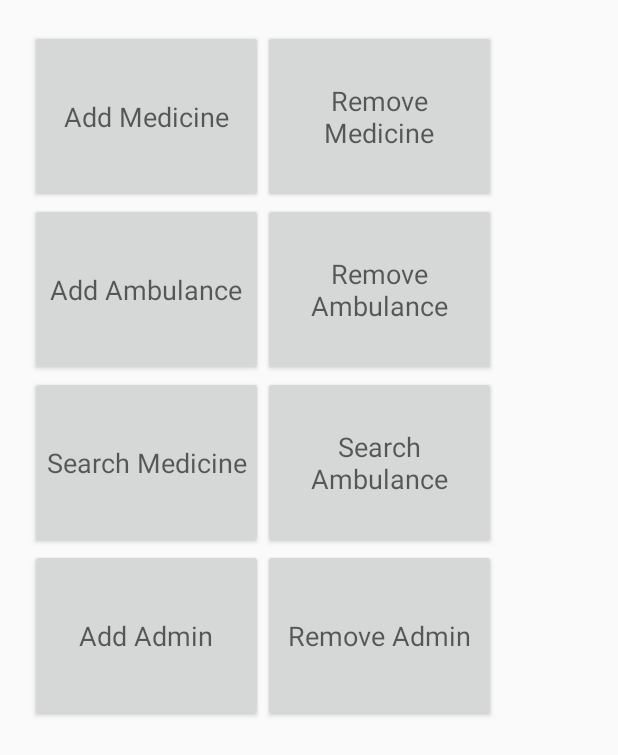
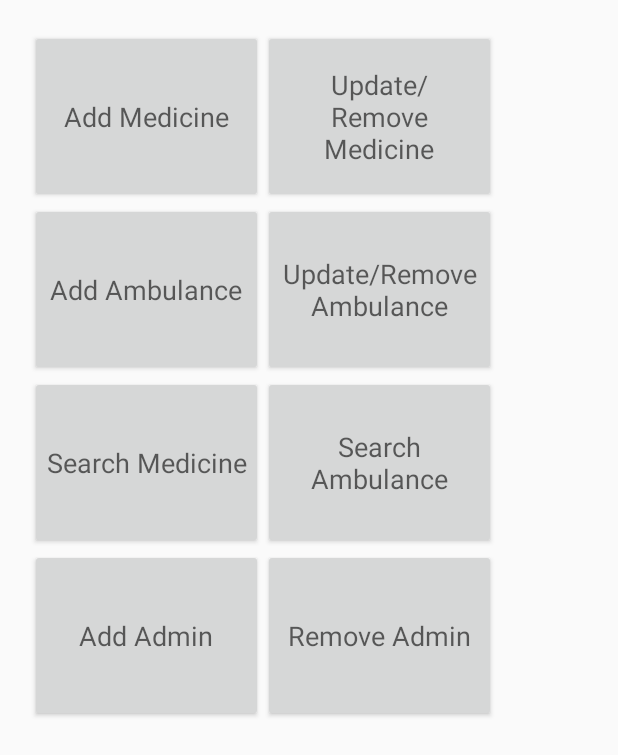
Before and after one commit to wakil026/Mediant, an Android app: the layout activity_home_admin.xml on its own in the app's theme, with its tools: preview values and no code run, on a phone screen of 412 x 824 dp. Shown: the top 755 px of the screen. Run offline under Robolectric (Android 15) with nearby library versions, the light colour scheme and no system bars.

Commit message:
Title added to the activities

```diff
--- a/app/src/main/java/com/example/mediant/AddAdminActivity.java
+++ b/app/src/main/java/com/example/mediant/AddAdminActivity.java
@@ -26,7 +26,7 @@ public class AddAdminActivity extends AppCompatActivity {
     protected void onCreate(Bundle savedInstanceState) {
         super.onCreate(savedInstanceState);
         setContentView(R.layout.activity_add_admin);
-
+        getSupportActionBar().setTitle("Add Admin");
         newAdminEmail = (EditText) findViewById(R.id.newAdminEmailId);
         addButton = (Button) findViewById(R.id.addButtonId);
 
--- a/app/src/main/java/com/example/mediant/AddAmbulanceActivity.java
+++ b/app/src/main/java/com/example/mediant/AddAmbulanceActivity.java
@@ -32,7 +32,7 @@ public class AddAmbulanceActivity extends AppCompatActivity {
     protected void onCreate(Bundle savedInstanceState) {
         super.onCreate(savedInstanceState);
         setContentView(R.layout.activity_add_ambulance);
-
+        getSupportActionBar().setTitle("Add Ambulance");
 
         enterAmbulanceinfo = findViewById(R.id.button_enter);
         ambulanceName = findViewById(R.id.editText_ambuName);
--- a/app/src/main/java/com/example/mediant/AddMedicineActivity.java
+++ b/app/src/main/java/com/example/mediant/AddMedicineActivity.java
@@ -39,7 +39,7 @@ public class AddMedicineActivity extends AppCompatActivity {
         super.onCreate(savedInstanceState);
         setContentView(R.layout.activity_add_medicine);
         setTitle("Medicine Information");
-
+        getSupportActionBar().setTitle("Add Medicine");
         collectionReference = database.collection("Medicine Information");
         brandNameEditText = findViewById(R.id.BrandNameEditTextId);
         genericEditText = findViewById(R.id.GenericEditTextId);
--- a/app/src/main/java/com/example/mediant/AllAmbulanceActivity.java
+++ b/app/src/main/java/com/example/mediant/AllAmbulanceActivity.java
@@ -29,6 +29,7 @@ public class AllAmbulanceActivity extends AppCompatActivity {
     protected void onCreate(Bundle savedInstanceState) {
         super.onCreate(savedInstanceState);
         setContentView(R.layout.activity_all_ambulance);
+        getSupportActionBar().setTitle("All Ambulance");
         mrecyclerView = findViewById(R.id.recycler_view);
         mrecyclerView.setHasFixedSize(true);
         layoutManager = new LinearLayoutManager(this);
--- a/app/src/main/java/com/example/mediant/AllMedicineActivity.java
+++ b/app/src/main/java/com/example/mediant/AllMedicineActivity.java
@@ -29,6 +29,7 @@ public class AllMedicineActivity extends AppCompatActivity {
     protected void onCreate(Bundle savedInstanceState) {
         super.onCreate(savedInstanceState);
         setContentView(R.layout.activity_all_medicine);
+        getSupportActionBar().setTitle("All Medicines");
         mrecyclerView = findViewById(R.id.recycler_view);
         mrecyclerView.setHasFixedSize(true);
         layoutManager = new LinearLayoutManager(this);
--- a/app/src/main/java/com/example/mediant/ForgotPasswordActivity.java
+++ b/app/src/main/java/com/example/mediant/ForgotPasswordActivity.java
@@ -27,7 +27,7 @@ public class ForgotPasswordActivity extends AppCompatActivity {
     protected void onCreate(Bundle savedInstanceState) {
         super.onCreate(savedInstanceState);
         setContentView(R.layout.activity_forgot_password);
-
+        getSupportActionBar().setTitle("Forgot Password");
         mAuth = FirebaseAuth.getInstance();
         resetPasswordEmail = findViewById(R.id.resetPasswordEmailId);
         resetPasswordButton = findViewById(R.id.resetPasswordId);
--- a/app/src/main/java/com/example/mediant/HomeActivity.java
+++ b/app/src/main/java/com/example/mediant/HomeActivity.java
@@ -30,6 +30,7 @@ public class HomeActivity extends AppCompatActivity {
     protected void onCreate(Bundle savedInstanceState) {
         super.onCreate(savedInstanceState);
         setContentView(R.layout.activity_home);
+        getSupportActionBar().setTitle("Home");
         allmedicine = findViewById(R.id.button_allmedicine);
         mymedicine = findViewById(R.id.button_mymedicine);
         findAmbulance = findViewById(R.id.button_findambu);
--- a/app/src/main/java/com/example/mediant/HomeAdminActivity.java
+++ b/app/src/main/java/com/example/mediant/HomeAdminActivity.java
@@ -20,7 +20,7 @@ public class HomeAdminActivity extends AppCompatActivity {
     protected void onCreate(Bundle savedInstanceState) {
         super.onCreate(savedInstanceState);
         setContentView(R.layout.activity_home_admin);
-
+        getSupportActionBar().setTitle("Admin Home");
         addMedicine = (Button) findViewById(R.id.addmedicine_button);
         removeMedicine = (Button) findViewById(R.id.removemedicine_button);
         addAmbulance = (Button) findViewById(R.id.Addambulance_button);
--- a/app/src/main/java/com/example/mediant/MedicineDetailsActivity.java
+++ b/app/src/main/java/com/example/mediant/MedicineDetailsActivity.java
@@ -32,5 +32,6 @@ public class MedicineDetailsActivity extends AppCompatActivity {
         brandName.setText(bundle.getString("brandName"));
         indications.setText(bundle.getString("indication"));
         sideEffect.setText(bundle.getString("sideEffect"));
+        getSupportActionBar().setTitle(bundle.getString("brandName"));
     }
 }
--- a/app/src/main/java/com/example/mediant/RemoveAdminActivity.java
+++ b/app/src/main/java/com/example/mediant/RemoveAdminActivity.java
@@ -26,7 +26,7 @@ public class RemoveAdminActivity extends AppCompatActivity {
     protected void onCreate(Bundle savedInstanceState) {
         super.onCreate(savedInstanceState);
         setContentView(R.layout.activity_remove_admin);
-
+        getSupportActionBar().setTitle("Remove Admin");
         removeAdminEmail = (EditText) findViewById(R.id.removeAdminEmailId);
         removeButton = (Button) findViewById(R.id.removeButtonId);
 
--- a/app/src/main/java/com/example/mediant/RemoveAmbulanceActivity.java
+++ b/app/src/main/java/com/example/mediant/RemoveAmbulanceActivity.java
@@ -17,6 +17,7 @@ public class RemoveAmbulanceActivity extends AppCompatActivity {
     protected void onCreate(Bundle savedInstanceState) {
         super.onCreate(savedInstanceState);
         setContentView(R.layout.activity_remove_ambulance);
+        getSupportActionBar().setTitle("Remove Ambulance");
         ambulanceName = findViewById(R.id.editTextAmbulanceName);
         ambulanceNameEnter = findViewById(R.id.button_enter_ambulance);
 
--- a/app/src/main/java/com/example/mediant/RemoveMedicineActivity.java
+++ b/app/src/main/java/com/example/mediant/RemoveMedicineActivity.java
@@ -15,6 +15,7 @@ public class RemoveMedicineActivity extends AppCompatActivity {
     protected void onCreate(Bundle savedInstanceState) {
         super.onCreate(savedInstanceState);
         setContentView(R.layout.activity_remove_medicine);
+        getSupportActionBar().setTitle("Remove Medicine");
         medicineName = findViewById(R.id.editTextMedicineName);
         medicineNameEnter = findViewById(R.id.button_enter_medicine);
 
--- a/app/src/main/java/com/example/mediant/UpdateAmbulanceActivity.java
+++ b/app/src/main/java/com/example/mediant/UpdateAmbulanceActivity.java
@@ -47,7 +47,7 @@ public class UpdateAmbulanceActivity extends AppCompatActivity {
         setContentView(R.layout.activity_update_ambulance);
         firebaseFirestore = FirebaseFirestore.getInstance();
         collectionReference =firebaseFirestore.collection("Ambulance");
-
+        getSupportActionBar().setTitle("Update Ambulance Data");
         Intent intent = getIntent();
         docname = intent.getStringExtra("docname");
 
--- a/app/src/main/java/com/example/mediant/UpdateEmailActivity.java
+++ b/app/src/main/java/com/example/mediant/UpdateEmailActivity.java
@@ -55,7 +55,7 @@ public class UpdateEmailActivity extends AppCompatActivity {
     protected void onCreate(Bundle savedInstanceState) {
         super.onCreate(savedInstanceState);
         setContentView(R.layout.activity_update_email);
-
+        getSupportActionBar().setTitle("Update Email");
         mAuth = FirebaseAuth.getInstance();
         user = mAuth.getCurrentUser();
 
--- a/app/src/main/java/com/example/mediant/UpdateMedicineActivity.java
+++ b/app/src/main/java/com/example/mediant/UpdateMedicineActivity.java
@@ -48,6 +48,7 @@ public class UpdateMedicineActivity extends AppCompatActivity {
     protected void onCreate(Bundle savedInstanceState) {
         super.onCreate(savedInstanceState);
         setContentView(R.layout.activity_update_medicine);
+        getSupportActionBar().setTitle("Update Medicine");
         firebaseFirestore = FirebaseFirestore.getInstance();
         collectionReference =firebaseFirestore.collection("Medicine Information");
 
--- a/app/src/main/java/com/example/mediant/UpdatePasswordActivity.java
+++ b/app/src/main/java/com/example/mediant/UpdatePasswordActivity.java
@@ -30,7 +30,7 @@ public class UpdatePasswordActivity extends AppCompatActivity {
     protected void onCreate(Bundle savedInstanceState) {
         super.onCreate(savedInstanceState);
         setContentView(R.layout.activity_update_password);
-
+        getSupportActionBar().setTitle("Update Password");
         mAuth = FirebaseAuth.getInstance();
         user = mAuth.getCurrentUser();
 
--- a/app/src/main/java/com/example/mediant/UpdateProfileActivity.java
+++ b/app/src/main/java/com/example/mediant/UpdateProfileActivity.java
@@ -56,7 +56,7 @@ public class UpdateProfileActivity extends AppCompatActivity {
     protected void onCreate(Bundle savedInstanceState) {
         super.onCreate(savedInstanceState);
         setContentView(R.layout.activity_update_profile);
-
+        getSupportActionBar().setTitle("Update Profile");
         usernameText = findViewById(R.id.updateUsernameId);
         ageText = findViewById(R.id.updateAgeId);
         bloodGroupText = findViewById(R.id.updateBloodGroupId);
--- a/app/src/main/java/com/example/mediant/ViewProfileActivity.java
+++ b/app/src/main/java/com/example/mediant/ViewProfileActivity.java
@@ -49,7 +49,7 @@ public class ViewProfileActivity extends AppCompatActivity {
     protected void onCreate(Bundle savedInstanceState) {
         super.onCreate(savedInstanceState);
         setContentView(R.layout.activity_view_profile);
-
+        getSupportActionBar().setTitle("Profile");
         profieEmailTextView = findViewById(R.id.emailId);
         profieUsernameTextView = findViewById(R.id.usernameId);
         profieAgeTextView = findViewById(R.id.ageId);
--- a/app/src/main/res/layout/activity_home_admin.xml
+++ b/app/src/main/res/layout/activity_home_admin.xml
@@ -24,7 +24,7 @@
         android:layout_height="115dp"
         android:padding="20dp"
         android:layout_toRightOf="@+id/addmedicine_button"
-        android:text="Remove Medicine"
+        android:text="Update/Remove Medicine"
         android:textAppearance="@style/TextAppearance.AppCompat.Medium" />
 
     <Button
@@ -43,7 +43,7 @@
         android:layout_width="155dp"
         android:layout_height="115dp"
         android:padding="10dp"
-        android:text="Remove Ambulance"
+        android:text="Update/Remove Ambulance"
         android:textAppearance="@style/TextAppearance.AppCompat.Medium" />
 
     <Button
```
